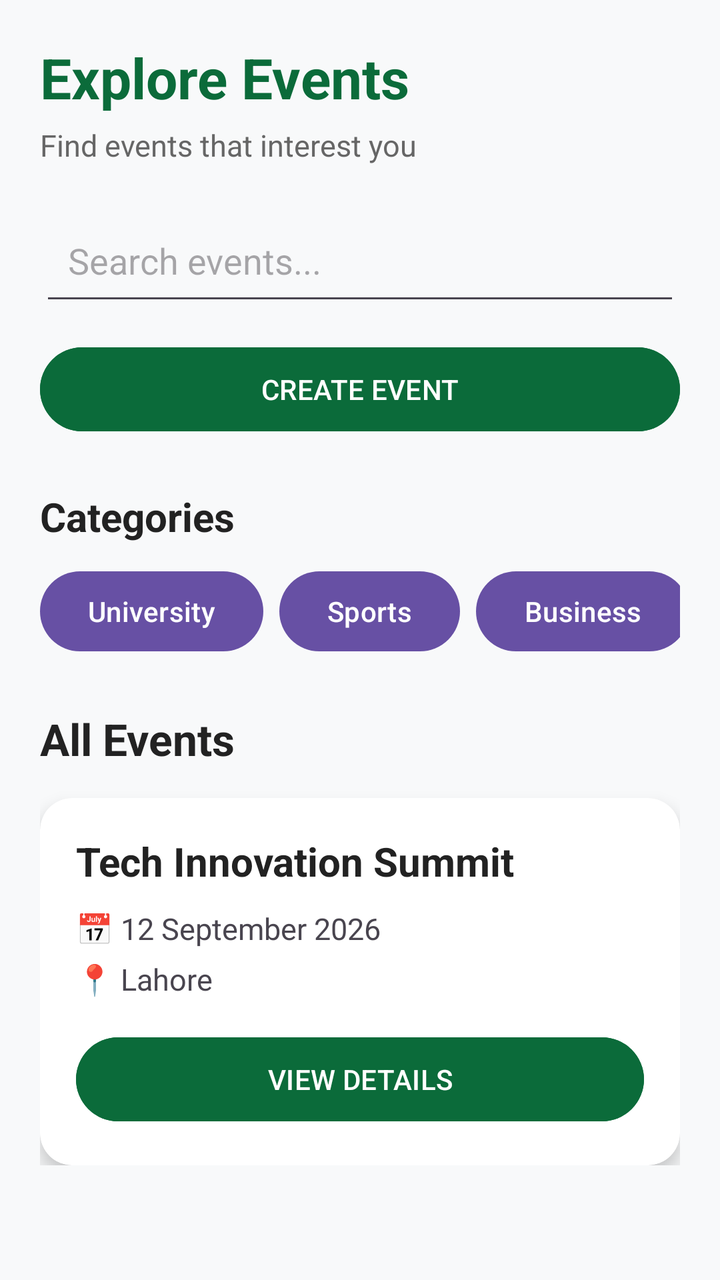
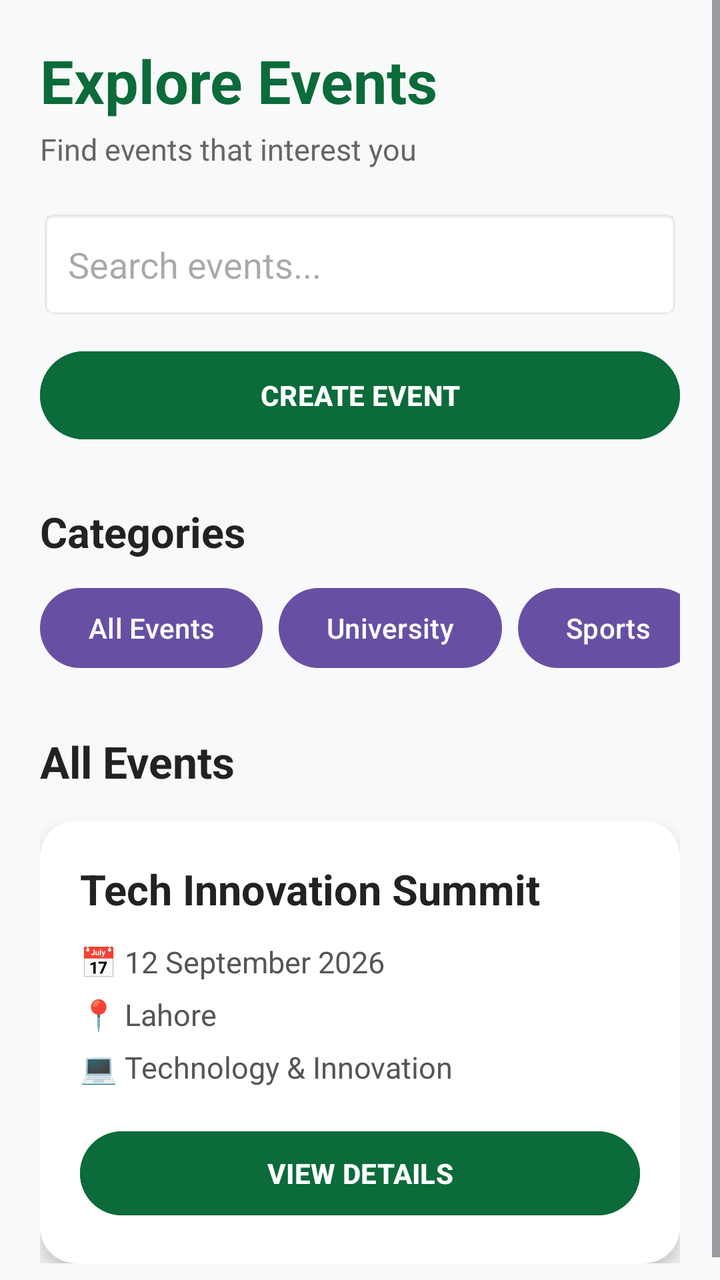

Before-and-after screenshots of an Android layout around one commit, followed by the original layout XML and the change that was made.
<!-- AndroidManifest.xml: application theme Theme.Taqreeb -->
<!-- res/layout/fragment_events.xml -->
<?xml version="1.0" encoding="utf-8"?>
<ScrollView
    xmlns:android="http://schemas.android.com/apk/res/android"
    xmlns:app="http://schemas.android.com/apk/res-auto"
    android:layout_width="match_parent"
    android:layout_height="match_parent"
    android:background="#F8F9FA">

    <LinearLayout
        android:layout_width="match_parent"
        android:layout_height="wrap_content"
        android:orientation="vertical"
        android:padding="20dp">

        

        <TextView
            android:layout_width="wrap_content"
            android:layout_height="wrap_content"
            android:text="Explore Events"
            android:textSize="28sp"
            android:textStyle="bold"
            android:textColor="#0B6B3A" />

        

        <TextView
            android:layout_width="wrap_content"
            android:layout_height="wrap_content"
            android:layout_marginTop="5dp"
            android:text="Find events that interest you"
            android:textSize="15sp"
            android:textColor="#666666" />


        

        <EditText
            android:id="@+id/edtEventSearch"
            android:layout_width="match_parent"
            android:layout_height="55dp"
            android:layout_marginTop="20dp"
            android:hint="Search events..."
            android:padding="14dp" />


        

        <Button
            android:id="@+id/btnAddEvent"
            android:layout_width="match_parent"
            android:layout_height="50dp"
            android:layout_marginTop="12dp"
            android:text="CREATE EVENT"
            android:textColor="#FFFFFF"
            android:backgroundTint="#0B6B3A" />


        

        <TextView
            android:layout_width="wrap_content"
            android:layout_height="wrap_content"
            android:layout_marginTop="25dp"
            android:text="Categories"
            android:textSize="20sp"
            android:textStyle="bold"
            android:textColor="#222222" />

        <HorizontalScrollView
            android:layout_width="match_parent"
            android:layout_height="wrap_content"
            android:layout_marginTop="10dp"
            android:scrollbars="none">

            <LinearLayout
                android:layout_width="wrap_content"
                android:layout_height="wrap_content"
                android:orientation="horizontal">

                

                <Button
                    android:id="@+id/btnUniversity"
                    android:layout_width="wrap_content"
                    android:layout_height="wrap_content"
                    android:text="University" />

                

                <Button
                    android:id="@+id/btnSports"
                    android:layout_width="wrap_content"
                    android:layout_height="wrap_content"
                    android:layout_marginStart="8dp"
                    android:text="Sports" />

                

                <Button
                    android:id="@+id/btnBusiness"
                    android:layout_width="wrap_content"
                    android:layout_height="wrap_content"
                    android:layout_marginStart="8dp"
                    android:text="Business" />

                

                <Button
                    android:id="@+id/btnConcerts"
                    android:layout_width="wrap_content"
                    android:layout_height="wrap_content"
                    android:layout_marginStart="8dp"
                    android:text="Concerts" />

                

                <Button
                    android:id="@+id/btnWeddings"
                    android:layout_width="wrap_content"
                    android:layout_height="wrap_content"
                    android:layout_marginStart="8dp"
                    android:text="Weddings" />

            </LinearLayout>

        </HorizontalScrollView>


        

        <TextView
            android:layout_width="wrap_content"
            android:layout_height="wrap_content"
            android:layout_marginTop="25dp"
            android:text="All Events"
            android:textSize="22sp"
            android:textStyle="bold"
            android:textColor="#222222" />


        

        <androidx.cardview.widget.CardView
            android:layout_width="match_parent"
            android:layout_height="wrap_content"
            android:layout_marginTop="15dp"
            app:cardCornerRadius="16dp"
            app:cardElevation="5dp">

            <LinearLayout
                android:layout_width="match_parent"
                android:layout_height="wrap_content"
                android:orientation="vertical"
                android:padding="18dp">

                <TextView
                    android:layout_width="wrap_content"
                    android:layout_height="wrap_content"
                    android:text="Tech Innovation Summit"
                    android:textSize="20sp"
                    android:textStyle="bold"
                    android:textColor="#222222" />

                <TextView
                    android:layout_width="wrap_content"
                    android:layout_height="wrap_content"
                    android:layout_marginTop="10dp"
                    android:text="📅 12 September 2026"
                    android:textSize="15sp" />

                <TextView
                    android:layout_width="wrap_content"
                    android:layout_height="wrap_content"
                    android:layout_marginTop="5dp"
                    android:text="📍 Lahore"
                    android:textSize="15sp" />

                <Button
                    android:id="@+id/btnEventDetails"
                    android:layout_width="match_parent"
                    android:layout_height="50dp"
                    android:layout_marginTop="15dp"
                    android:text="VIEW DETAILS"
                    android:textColor="#FFFFFF"
                    android:backgroundTint="#0B6B3A" />

            </LinearLayout>

        </androidx.cardview.widget.CardView>


        

        <LinearLayout
            android:id="@+id/eventsContainer"
            android:layout_width="match_parent"
            android:layout_height="wrap_content"
            android:orientation="vertical" />

    </LinearLayout>

</ScrollView>
<!-- resources referenced by this layout -->
<resources>
  <style name="Theme.Taqreeb" parent="Base.Theme.Taqreeb" />
  <style name="Base.Theme.Taqreeb" parent="Theme.Material3.DayNight.NoActionBar">
          
          
      </style>
</resources>

<!-- the commit's change to res/layout/fragment_events.xml (unified diff, before → after) -->
@@ -18,19 +18,17 @@
             android:layout_width="wrap_content"
             android:layout_height="wrap_content"
             android:text="Explore Events"
-            android:textSize="28sp"
+            android:textSize="30sp"
             android:textStyle="bold"
             android:textColor="#0B6B3A" />
 
-        
-
-        <TextView
-            android:layout_width="wrap_content"
-            android:layout_height="wrap_content"
-            android:layout_marginTop="5dp"
+        <TextView
+            android:layout_width="wrap_content"
+            android:layout_height="wrap_content"
             android:text="Find events that interest you"
             android:textSize="15sp"
-            android:textColor="#666666" />
+            android:textColor="#666666"
+            android:layout_marginTop="4dp" />
 
 
         
@@ -41,7 +39,8 @@
             android:layout_height="55dp"
             android:layout_marginTop="20dp"
             android:hint="Search events..."
-            android:padding="14dp" />
+            android:padding="14dp"
+            android:background="@android:drawable/editbox_background" />
 
 
         
@@ -49,10 +48,11 @@
         <Button
             android:id="@+id/btnAddEvent"
             android:layout_width="match_parent"
-            android:layout_height="50dp"
+            android:layout_height="52dp"
             android:layout_marginTop="12dp"
             android:text="CREATE EVENT"
             android:textColor="#FFFFFF"
+            android:textStyle="bold"
             android:backgroundTint="#0B6B3A" />
 
 
@@ -61,11 +61,11 @@
         <TextView
             android:layout_width="wrap_content"
             android:layout_height="wrap_content"
-            android:layout_marginTop="25dp"
             android:text="Categories"
-            android:textSize="20sp"
-            android:textStyle="bold"
-            android:textColor="#222222" />
+            android:textSize="21sp"
+            android:textStyle="bold"
+            android:textColor="#222222"
+            android:layout_marginTop="28dp" />
 
         <HorizontalScrollView
             android:layout_width="match_parent"
@@ -78,47 +78,44 @@
                 android:layout_height="wrap_content"
                 android:orientation="horizontal">
 
-                
+                <Button
+                    android:id="@+id/btnAllEvents"
+                    android:layout_width="wrap_content"
+                    android:layout_height="48dp"
+                    android:text="All Events" />
 
                 <Button
                     android:id="@+id/btnUniversity"
                     android:layout_width="wrap_content"
-                    android:layout_height="wrap_content"
+                    android:layout_height="48dp"
+                    android:layout_marginStart="8dp"
                     android:text="University" />
 
-                
-
                 <Button
                     android:id="@+id/btnSports"
                     android:layout_width="wrap_content"
-                    android:layout_height="wrap_content"
+                    android:layout_height="48dp"
                     android:layout_marginStart="8dp"
                     android:text="Sports" />
 
-                
-
                 <Button
                     android:id="@+id/btnBusiness"
                     android:layout_width="wrap_content"
-                    android:layout_height="wrap_content"
+                    android:layout_height="48dp"
                     android:layout_marginStart="8dp"
                     android:text="Business" />
 
-                
-
                 <Button
                     android:id="@+id/btnConcerts"
                     android:layout_width="wrap_content"
-                    android:layout_height="wrap_content"
+                    android:layout_height="48dp"
                     android:layout_marginStart="8dp"
                     android:text="Concerts" />
 
-                
-
                 <Button
                     android:id="@+id/btnWeddings"
                     android:layout_width="wrap_content"
-                    android:layout_height="wrap_content"
+                    android:layout_height="48dp"
                     android:layout_marginStart="8dp"
                     android:text="Weddings" />
 
@@ -130,13 +127,14 @@
         
 
         <TextView
-            android:layout_width="wrap_content"
-            android:layout_height="wrap_content"
-            android:layout_marginTop="25dp"
+            android:id="@+id/txtEventsHeading"
+            android:layout_width="wrap_content"
+            android:layout_height="wrap_content"
             android:text="All Events"
             android:textSize="22sp"
             android:textStyle="bold"
-            android:textColor="#222222" />
+            android:textColor="#222222"
+            android:layout_marginTop="28dp" />
 
 
         
@@ -145,45 +143,56 @@
             android:layout_width="match_parent"
             android:layout_height="wrap_content"
             android:layout_marginTop="15dp"
-            app:cardCornerRadius="16dp"
+            app:cardCornerRadius="18dp"
             app:cardElevation="5dp">
 
             <LinearLayout
                 android:layout_width="match_parent"
                 android:layout_height="wrap_content"
                 android:orientation="vertical"
-                android:padding="18dp">
+                android:padding="20dp">
 
                 <TextView
                     android:layout_width="wrap_content"
                     android:layout_height="wrap_content"
                     android:text="Tech Innovation Summit"
-                    android:textSize="20sp"
+                    android:textSize="21sp"
                     android:textStyle="bold"
                     android:textColor="#222222" />
 
                 <TextView
                     android:layout_width="wrap_content"
                     android:layout_height="wrap_content"
-                    android:layout_marginTop="10dp"
                     android:text="📅 12 September 2026"
-                    android:textSize="15sp" />
-
-                <TextView
-                    android:layout_width="wrap_content"
-                    android:layout_height="wrap_content"
-                    android:layout_marginTop="5dp"
+                    android:textSize="15sp"
+                    android:textColor="#555555"
+                    android:layout_marginTop="12dp" />
+
+                <TextView
+                    android:layout_width="wrap_content"
+                    android:layout_height="wrap_content"
                     android:text="📍 Lahore"
-                    android:textSize="15sp" />
+                    android:textSize="15sp"
+                    android:textColor="#555555"
+                    android:layout_marginTop="6dp" />
+
+                <TextView
+                    android:layout_width="wrap_content"
+                    android:layout_height="wrap_content"
+                    android:text="💻 Technology &amp; Innovation"
+                    android:textSize="15sp"
+                    android:textColor="#555555"
+                    android:layout_marginTop="6dp" />
 
                 <Button
                     android:id="@+id/btnEventDetails"
                     android:layout_width="match_parent"
                     android:layout_height="50dp"
-                    android:layout_marginTop="15dp"
                     android:text="VIEW DETAILS"
                     android:textColor="#FFFFFF"
-                    android:backgroundTint="#0B6B3A" />
+                    android:textStyle="bold"
+                    android:backgroundTint="#0B6B3A"
+                    android:layout_marginTop="18dp" />
 
             </LinearLayout>
 
@@ -198,6 +207,20 @@
             android:layout_height="wrap_content"
             android:orientation="vertical" />
 
+
+        
+
+        <TextView
+            android:id="@+id/txtNoEvents"
+            android:layout_width="match_parent"
+            android:layout_height="wrap_content"
+            android:layout_marginTop="20dp"
+            android:gravity="center"
+            android:text="No events found in this category."
+            android:textSize="16sp"
+            android:textColor="#777777"
+            android:visibility="gone" />
+
     </LinearLayout>
 
 </ScrollView>
